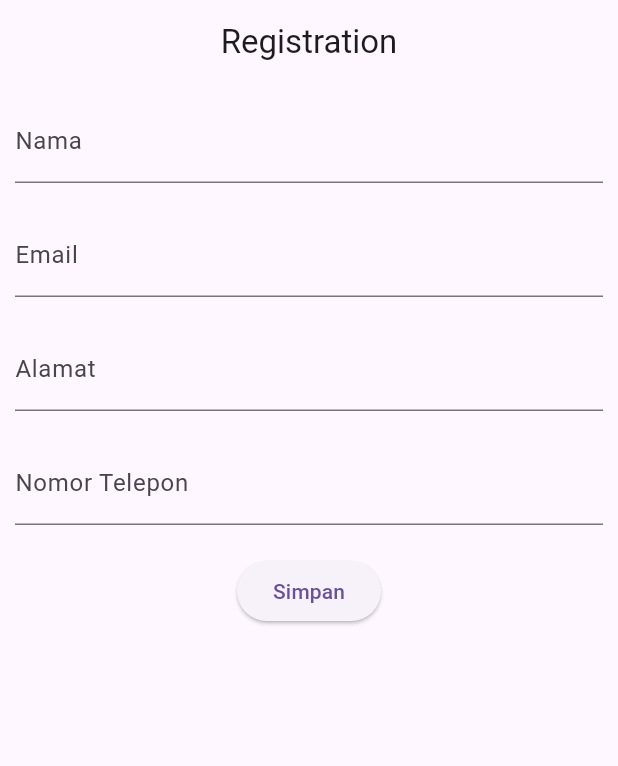
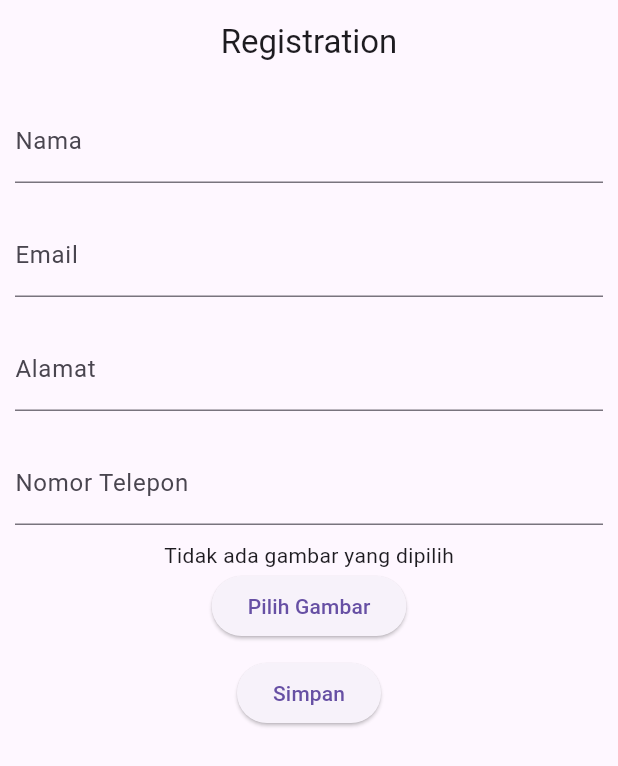
Before and after one commit to rezariswandhaaaa/Activity_API, a Flutter app: the screen it shows after launch, on a phone screen of 412 x 824 dp. Shown: the top 766 px of the screen. Run offline on Flutter 3.47's test engine with Material 3 defaults, Android fonts, the phone set to English and light mode, and no system bars; our stand-ins replace image_picker.

Commit message:
add button pilih gambar in form kontak

```diff
--- a/lib/widget/form/form_kontak.dart
+++ b/lib/widget/form/form_kontak.dart
@@ -1,5 +1,3 @@
-
-
 import 'dart:io';
 
 import 'package:activity2/controller/kontak_controller.dart';
@@ -48,45 +46,53 @@ class _FormKontakState extends State<FormKontak> {
                 margin: EdgeInsets.all(10),
                 child: TextFormField(
                   controller: _namaController,
-                  decoration: InputDecoration(
+                  decoration: const InputDecoration(
                     labelText: "Nama",
                     hintText: "Masukkan Nama",
                   ),
                 ),
               ),
               Container(
-                margin: EdgeInsets.all(10),
+                margin: const EdgeInsets.all(10),
                 child: TextFormField(
                   controller: _emailController,
-                  decoration: InputDecoration(
+                  decoration: const InputDecoration(
                     labelText: "Email",
                     hintText: "Masukkan Email",
                   ),
                 ),
               ),
               Container(
-                margin: EdgeInsets.all(10),
+                margin: const EdgeInsets.all(10),
                 child: TextFormField(
                   controller: _alamatController,
-                  decoration: InputDecoration(
+                  decoration: const InputDecoration(
                     labelText: "Alamat",
                     hintText: "Masukkan Alamat",
                   ),
                 ),
               ),
               Container(
-                margin: EdgeInsets.all(10),
+                margin: const EdgeInsets.all(10),
                 child: TextFormField(
                   controller: _noTeleponController,
-                  decoration: InputDecoration(
+                  decoration: const InputDecoration(
                     labelText: "Nomor Telepon",
                     hintText: "Masukkan Nomor Telepon",
                   ),
                 ),
               ),
+              _image == null
+                  ? const Text("Tidak ada gambar yang dipilih")
+                  : Image.file(_image!),
+              ElevatedButton(
+                onPressed: getImage,
+                child: const Text("Pilih Gambar"),
+              ),
               Container(
-                margin: EdgeInsets.all(10),
-                child: ElevatedButton(onPressed: () async {
+                margin: const EdgeInsets.all(10),
+                child: ElevatedButton(
+                    onPressed: () async {
                       if (_formKey.currentState!.validate()) {
                         var result = await KontakController().addPerson(
                           Kontak(
@@ -94,13 +100,19 @@ class _FormKontakState extends State<FormKontak> {
                               email: _emailController.text,
                               alamat: _alamatController.text,
                               telepon: _noTeleponController.text,
-                        foto: _image!.path
-                      ),
+                              foto: _image!.path),
                           _image,
                         );
-                    ScaffoldMessenger.of(context).showSnackBar(SnackBar(content: Text(result['message'],),),);
+                        ScaffoldMessenger.of(context).showSnackBar(
+                          SnackBar(
+                            content: Text(
+                              result['message'],
+                            ),
+                          ),
+                        );
                       }
-                }, child: Text("Simpan")),
+                    },
+                    child: Text("Simpan")),
               )
             ],
           ),
```
Lines whose indentation alone changed are shown as unchanged.
